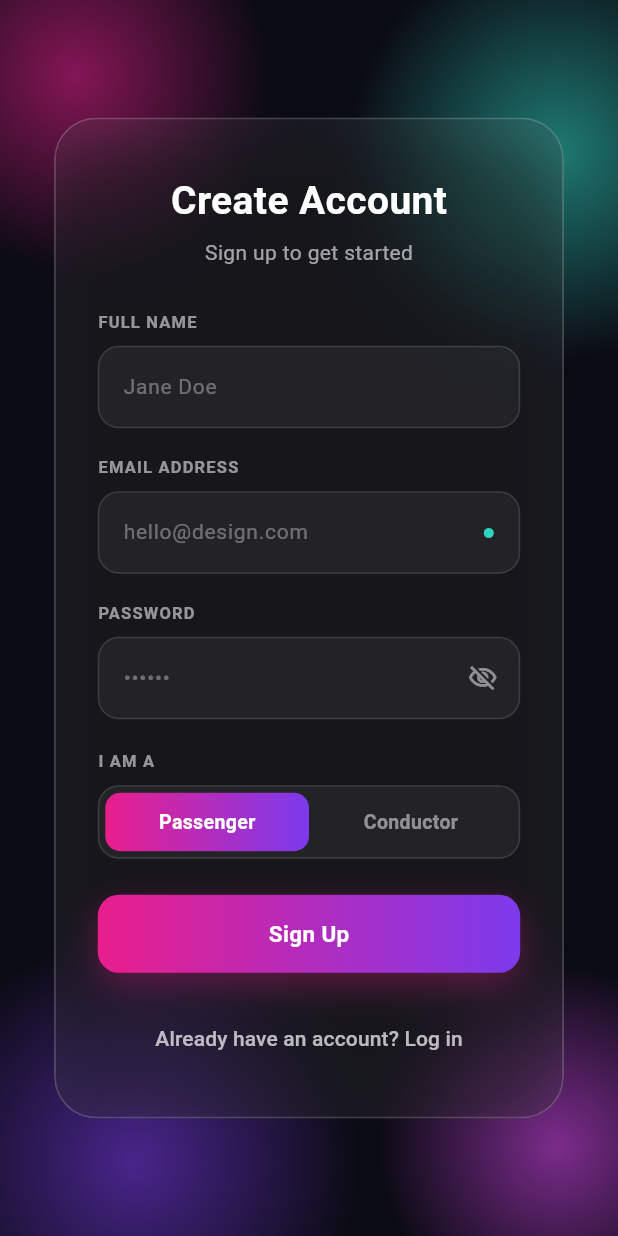
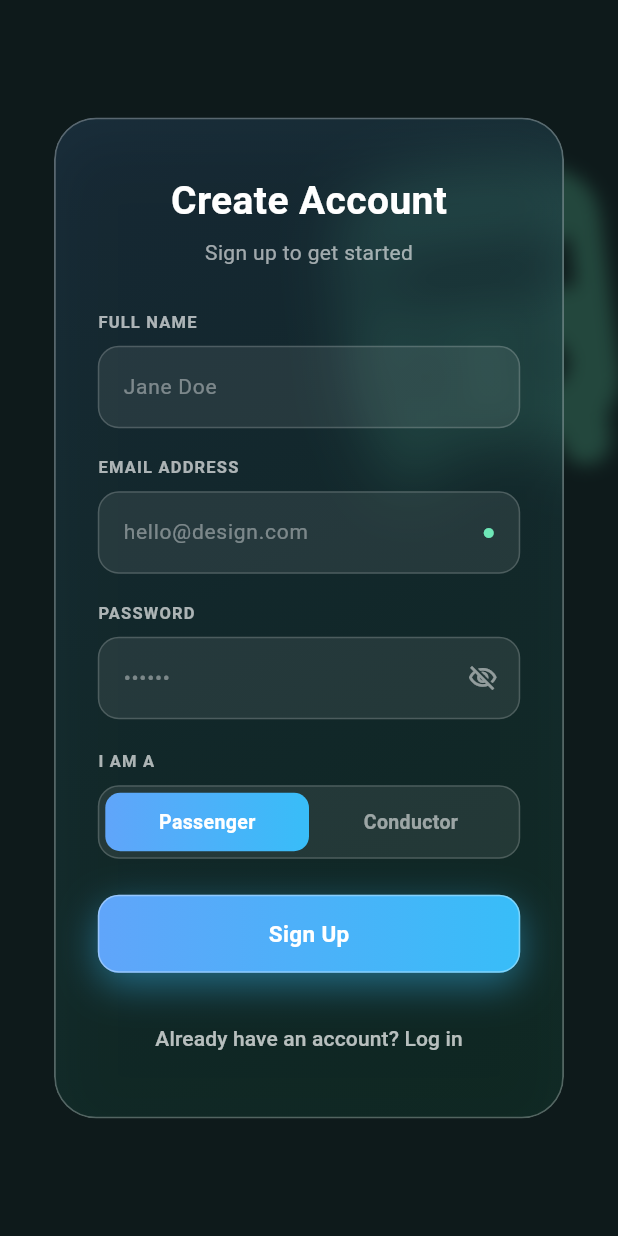
Before and after one commit to ChocoPop123/ParkPass, a Flutter app: the screen it shows after launch, after a tap on "Sign In", after a tap on "Don't have an account? Sign up", on a phone screen of 412 x 824 dp. Run offline on Flutter 3.47's test engine with Material 3 defaults, Android fonts, the phone set to English and light mode, and no system bars; our stand-ins replace supabase_flutter; accounts and stored records are empty.

Commit message:
Enhanced the login page

```diff
--- a/lib/screens/auth/glass_widgets.dart
+++ b/lib/screens/auth/glass_widgets.dart
@@ -5,11 +5,12 @@ import 'package:flutter/material.dart';
 /// Keeping these in one file means both screens stay visually in sync —
 /// change a color or radius here and it updates everywhere.
 
-const kAuthGradientPink = Color(0xFFE91E8C);
-const kAuthGradientPurple = Color(0xFF7C3AED);
-const kAuthAccentTeal = Color(0xFF2DD4BF);
+const kAuthAccentBlue = Color(0xFF60A5FA);
+const kAuthAccentSkyBlue = Color(0xFF38BDF8);
+const kAuthAccentGreen = Color(0xFF34D399);
+const kAuthAccentMint = Color(0xFF6EE7B7);
 
-/// Full-bleed dark background with blurred color orbs.
+/// Full-bleed background with blurred blue/green orbs and a faint bus mark.
 /// Wrap your Scaffold body's Stack with this at the bottom layer.
 class AuthBackground extends StatelessWidget {
   final Widget child;
@@ -20,53 +21,35 @@ class AuthBackground extends StatelessWidget {
     return Stack(
       fit: StackFit.expand,
       children: [
-        Container(color: const Color(0xFF0B0B14)),
-        const _BackgroundOrbs(),
+        // Lighter, cooler base than pure black — dark teal-navy instead of dark purple.
+        Container(color: const Color(0xFF0E1A1B)),
+        const _BackgroundBus(),
         SafeArea(child: child),
       ],
     );
   }
 }
 
-class _BackgroundOrbs extends StatelessWidget {
-  const _BackgroundOrbs();
+/// A soft, blurred bus silhouette sitting behind the card — a subtle
+/// nod to the app's domain without competing with the form.
+class _BackgroundBus extends StatelessWidget {
+  const _BackgroundBus();
 
   @override
   Widget build(BuildContext context) {
-    return Stack(
-      children: [
-        _orb(top: -80, left: -80, size: 260, color: kAuthGradientPink),
-        _orb(top: -40, right: -100, size: 280, color: kAuthAccentTeal),
-        _orb(bottom: -100, left: -60, size: 300, color: kAuthGradientPurple),
-        _orb(bottom: -60, right: -80, size: 240, color: const Color(0xFFD946EF)),
-      ],
-    );
-  }
-
-  Widget _orb({
-    double? top,
-    double? bottom,
-    double? left,
-    double? right,
-    required double size,
-    required Color color,
-  }) {
     return Positioned(
-      top: top,
-      bottom: bottom,
-      left: left,
-      right: right,
-      child: ClipRRect(
-        child: BackdropFilter(
-          filter: ImageFilter.blur(sigmaX: 1, sigmaY: 1),
-          child: Container(
-            width: size,
-            height: size,
-            decoration: BoxDecoration(
-              shape: BoxShape.circle,
-              gradient: RadialGradient(
-                colors: [color.withOpacity(0.55), color.withOpacity(0.0)],
-              ),
+      top: 90,
+      right: -40,
+      child: Transform.rotate(
+        angle: -0.12,
+        child: ImageFiltered(
+          imageFilter: ImageFilter.blur(sigmaX: 6, sigmaY: 6),
+          child: Opacity(
+            opacity: 0.22,
+            child: Icon(
+              Icons.directions_bus_filled_rounded,
+              size: 260,
+              color: kAuthAccentMint,
             ),
           ),
         ),
@@ -75,7 +58,8 @@ class _BackgroundOrbs extends StatelessWidget {
   }
 }
 
-/// The frosted glass card that holds the form.
+/// The frosted glass card that holds the form — lighter and greener
+/// than a standard dark glass panel.
 class GlassCard extends StatelessWidget {
   final Widget child;
   const GlassCard({super.key, required this.child});
@@ -90,12 +74,22 @@ class GlassCard extends StatelessWidget {
           width: 340,
           padding: const EdgeInsets.fromLTRB(28, 36, 28, 28),
           decoration: BoxDecoration(
-            color: Colors.white.withOpacity(0.06),
+            gradient: LinearGradient(
+              begin: Alignment.topLeft,
+              end: Alignment.bottomRight,
+              colors: [
+                kAuthAccentBlue.withOpacity(0.14),
+                kAuthAccentGreen.withOpacity(0.10),
+              ],
+            ),
             borderRadius: BorderRadius.circular(28),
-            border: Border.all(color: Colors.white.withOpacity(0.18), width: 1.2),
+            border: Border.all(
+              color: Colors.white.withOpacity(0.28),
+              width: 1.2,
+            ),
             boxShadow: [
               BoxShadow(
-                color: Colors.black.withOpacity(0.35),
+                color: Colors.black.withOpacity(0.25),
                 blurRadius: 30,
                 offset: const Offset(0, 15),
               ),
@@ -117,7 +111,7 @@ class AuthFieldLabel extends StatelessWidget {
     return Text(
       text,
       style: TextStyle(
-        color: Colors.white.withOpacity(0.55),
+        color: Colors.white.withOpacity(0.65),
         fontSize: 11,
         fontWeight: FontWeight.w600,
         letterSpacing: 0.8,
@@ -151,9 +145,9 @@ class GlassTextField extends StatelessWidget {
   Widget build(BuildContext context) {
     return Container(
       decoration: BoxDecoration(
-        color: Colors.white.withOpacity(0.05),
+        color: Colors.white.withOpacity(0.08),
         borderRadius: BorderRadius.circular(14),
-        border: Border.all(color: Colors.white.withOpacity(0.12)),
+        border: Border.all(color: Colors.white.withOpacity(0.18)),
       ),
       child: TextFormField(
         controller: controller,
@@ -161,10 +155,10 @@ class GlassTextField extends StatelessWidget {
         keyboardType: keyboardType,
         validator: validator,
         style: const TextStyle(color: Colors.white, fontSize: 14),
-        cursorColor: kAuthAccentTeal,
+        cursorColor: kAuthAccentMint,
         decoration: InputDecoration(
           hintText: hint,
-          hintStyle: TextStyle(color: Colors.white.withOpacity(0.35)),
+          hintStyle: TextStyle(color: Colors.white.withOpacity(0.4)),
           border: InputBorder.none,
           errorBorder: InputBorder.none,
           focusedErrorBorder: InputBorder.none,
@@ -177,7 +171,7 @@ class GlassTextField extends StatelessWidget {
               (suffixDot
                   ? const Padding(
                 padding: EdgeInsets.only(right: 16),
-                child: Icon(Icons.circle, color: kAuthAccentTeal, size: 8),
+                child: Icon(Icons.circle, color: kAuthAccentMint, size: 8),
               )
                   : null),
           suffixIconConstraints: const BoxConstraints(minWidth: 0, minHeight: 0),
@@ -187,7 +181,7 @@ class GlassTextField extends StatelessWidget {
   }
 }
 
-/// Gradient pill button with a built-in loading spinner state.
+/// Light glass-blue pill button with a built-in loading spinner state.
 class GlassGradientButton extends StatelessWidget {
   final String label;
   final bool isLoading;
@@ -210,14 +204,15 @@ class GlassGradientButton extends StatelessWidget {
         decoration: BoxDecoration(
           borderRadius: BorderRadius.circular(14),
           gradient: const LinearGradient(
-            colors: [kAuthGradientPink, kAuthGradientPurple],
+            colors: [kAuthAccentBlue, kAuthAccentSkyBlue],
             begin: Alignment.centerLeft,
             end: Alignment.centerRight,
           ),
+          border: Border.all(color: Colors.white.withOpacity(0.35), width: 1),
           boxShadow: [
             BoxShadow(
-              color: kAuthGradientPink.withOpacity(0.35),
-              blurRadius: 20,
+              color: kAuthAccentSkyBlue.withOpacity(0.45),
+              blurRadius: 22,
               offset: const Offset(0, 8),
             ),
           ],
@@ -245,8 +240,7 @@ class GlassGradientButton extends StatelessWidget {
   }
 }
 
-/// Inline error banner, styled to fit the glass theme
-/// (replaces the plain red Text used before).
+/// Inline error banner, styled to fit the glass theme.
 class AuthErrorText extends StatelessWidget {
   final String message;
   const AuthErrorText(this.message, {super.key});
@@ -291,9 +285,9 @@ class RoleToggle extends StatelessWidget {
   Widget build(BuildContext context) {
     return Container(
       decoration: BoxDecoration(
-        color: Colors.white.withOpacity(0.05),
+        color: Colors.white.withOpacity(0.08),
         borderRadius: BorderRadius.circular(14),
-        border: Border.all(color: Colors.white.withOpacity(0.12)),
+        border: Border.all(color: Colors.white.withOpacity(0.18)),
       ),
       padding: const EdgeInsets.all(4),
       child: Row(
@@ -309,7 +303,7 @@ class RoleToggle extends StatelessWidget {
                   borderRadius: BorderRadius.circular(10),
                   gradient: isSelected
                       ? const LinearGradient(
-                    colors: [kAuthGradientPink, kAuthGradientPurple],
+                    colors: [kAuthAccentBlue, kAuthAccentSkyBlue],
                   )
                       : null,
                 ),
@@ -317,7 +311,7 @@ class RoleToggle extends StatelessWidget {
                 child: Text(
                   labels[i],
                   style: TextStyle(
-                    color: isSelected ? Colors.white : Colors.white.withOpacity(0.5),
+                    color: isSelected ? Colors.white : Colors.white.withOpacity(0.55),
                     fontSize: 13,
                     fontWeight: FontWeight.w600,
                   ),
--- a/lib/screens/auth/login_screen.dart
+++ b/lib/screens/auth/login_screen.dart
@@ -139,7 +139,7 @@ class _LoginScreenState extends State<LoginScreen> {
                         child: const Text(
                           'Forgot Password?',
                           style: TextStyle(
-                            color: kAuthGradientPink,
+                            color: kAuthAccentMint,
                             fontSize: 12,
                             fontWeight: FontWeight.w500,
                           ),
```
